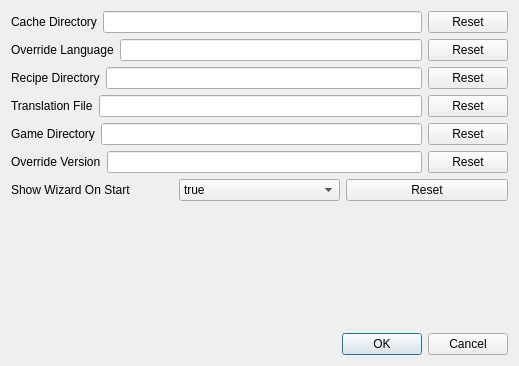
This is src/qt/configui.ui in DreamHelium/dhlrc as Qt 5 draws it before an edit. The edited form follows.
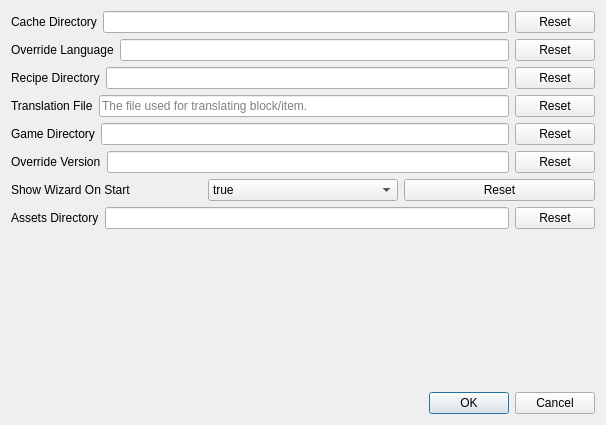
This is the edited form.

Patch:
```diff
--- a/src/qt/configui.ui
+++ b/src/qt/configui.ui
@@ -6,8 +6,8 @@
    <rect>
     <x>0</x>
     <y>0</y>
-    <width>519</width>
-    <height>366</height>
+    <width>606</width>
+    <height>425</height>
    </rect>
   </property>
   <property name="windowTitle">
@@ -94,7 +94,14 @@
           </widget>
          </item>
          <item>
-          <widget class="QLineEdit" name="lineEdit_3"/>
+          <widget class="QLineEdit" name="lineEdit_3">
+           <property name="inputMask">
+            <string/>
+           </property>
+           <property name="placeholderText">
+            <string>The file used for translating block/item.</string>
+           </property>
+          </widget>
          </item>
          <item>
           <widget class="QPushButton" name="resetButton3">
@@ -179,6 +186,27 @@
          </item>
         </layout>
        </item>
+       <item>
+        <layout class="QHBoxLayout" name="horizontalLayout_11">
+         <item>
+          <widget class="QLabel" name="label_11">
+           <property name="text">
+            <string>Assets Directory</string>
+           </property>
+          </widget>
+         </item>
+         <item>
+          <widget class="QLineEdit" name="lineEdit_8"/>
+         </item>
+         <item>
+          <widget class="QPushButton" name="resetButton8">
+           <property name="text">
+            <string>Reset</string>
+           </property>
+          </widget>
+         </item>
+        </layout>
+       </item>
       </layout>
      </item>
      <item>
```
